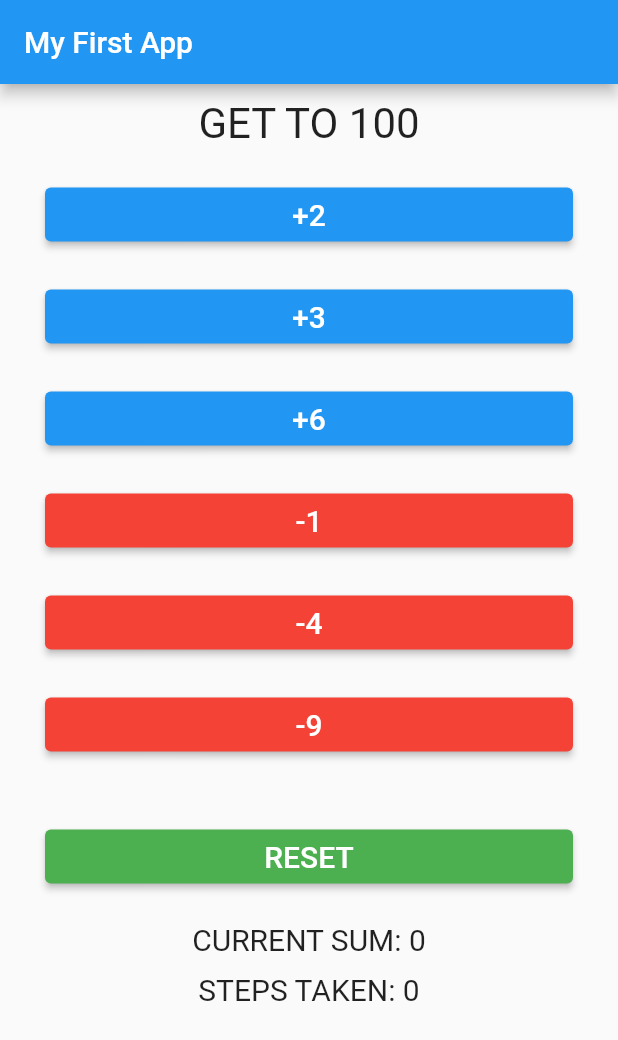
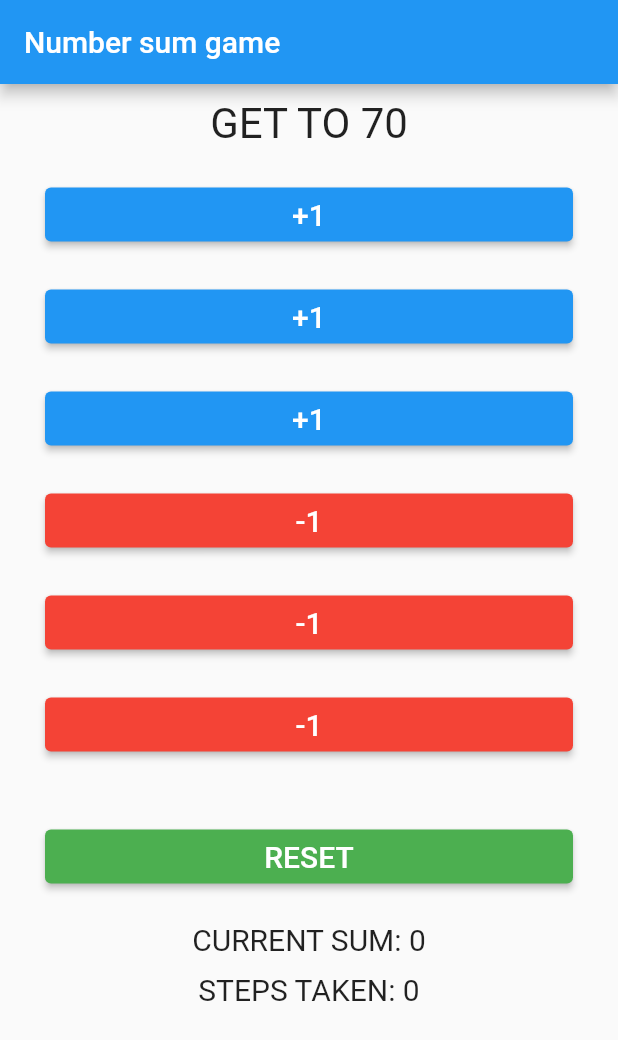
Before and after one commit to MarinTeskera/sum_game, a Flutter app: the screen it shows after launch, on a phone screen of 412 x 824 dp. Shown: the top 1040 px of the screen. Run offline on Flutter 3.47's test engine with Material 2 defaults, Android fonts, the phone set to English and light mode, and no system bars.

Commit message:
on run random

```diff
--- a/lib/main.dart
+++ b/lib/main.dart
@@ -21,11 +21,19 @@ class _MyAppState extends State<MyApp> {
   Random generator = Random();
 
   int sum = 0;
-  int neededNum = 100;
+  int neededNum = Random().nextInt(150);
   int steps = 0;
 
-  List addedNums = [2, 3, 6];
-  List subtractedNums = [1, 4, 9];
+  List addedNums = [
+    Random().nextInt(10) + 1,
+    Random().nextInt(10) + 1,
+    Random().nextInt(10) + 1
+  ];
+  List subtractedNums = [
+    Random().nextInt(10) + 1,
+    Random().nextInt(10) + 1,
+    Random().nextInt(10) + 1
+  ];
 
   String resetText = 'RESET';
 
@@ -78,16 +86,21 @@ class _MyAppState extends State<MyApp> {
               subtractedNums[i] = sub;
             });
           }
+
+          addedNums.sort();
+          subtractedNums.sort();
         });
   }
 
   @override
   Widget build(BuildContext context) {
+    addedNums.sort();
+    subtractedNums.sort();
     //var questions = ['Question 1', 'Question 2'];
     return MaterialApp(
       home: Scaffold(
         appBar: AppBar(
-          title: Text('My First App'),
+          title: Text('Number sum game'),
         ),
         body: Column(
           children: <Widget>[
```
